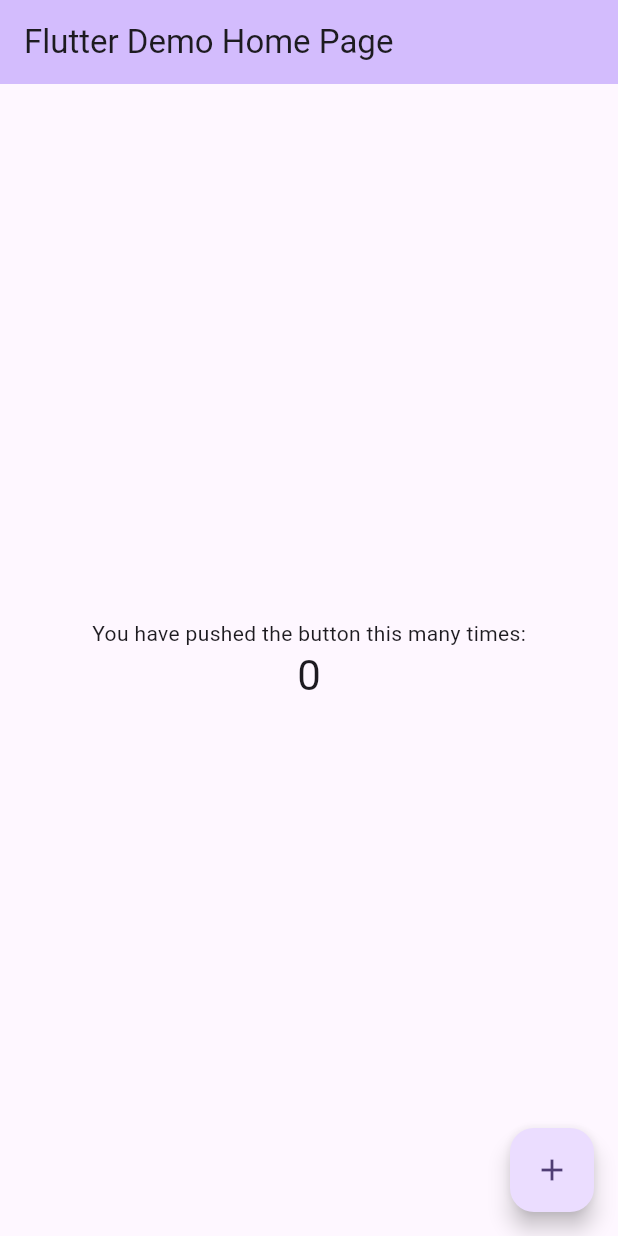
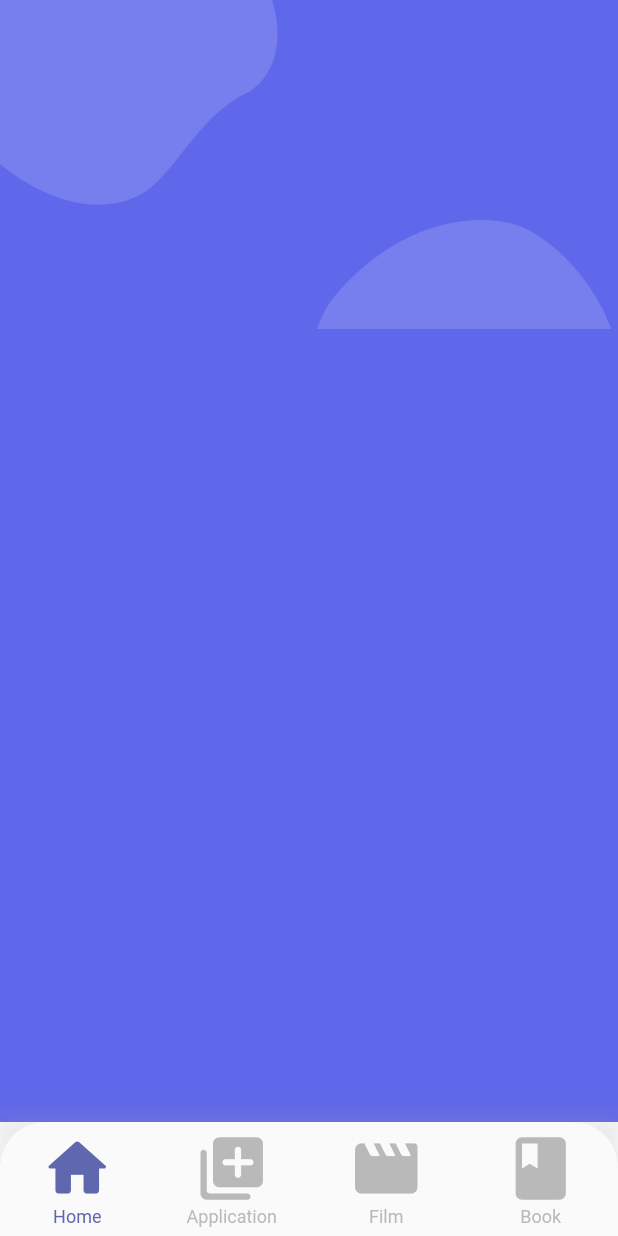
Before and after one commit to Goumey/flutter_game_store_app, a Flutter app: the screen it shows after launch, on a phone screen of 412 x 824 dp. Run offline on Flutter 3.47's test engine with Material 2 defaults, Android fonts, the phone set to English and light mode, and no system bars.

Commit message:
commit navbar section

```diff
--- a/lib/main.dart
+++ b/lib/main.dart
@@ -1,4 +1,5 @@
 import 'package:flutter/material.dart';
+import 'package:flutter_game_store_app/pages/home/home.dart';
 
 void main() {
   runApp(const MyApp());
@@ -7,119 +8,12 @@ void main() {
 class MyApp extends StatelessWidget {
   const MyApp({super.key});
 
-  // This widget is the root of your application.
   @override
   Widget build(BuildContext context) {
-    return MaterialApp(
-      title: 'Flutter Demo',
-      theme: ThemeData(
-        // This is the theme of your application.
-        //
-        // TRY THIS: Try running your application with "flutter run". You'll see
-        // the application has a blue toolbar. Then, without quitting the app,
-        // try changing the seedColor in the colorScheme below to Colors.green
-        // and then invoke "hot reload" (save your changes or press the "hot
-        // reload" button in a Flutter-supported IDE, or press "r" if you used
-        // the command line to start the app).
-        //
-        // Notice that the counter didn't reset back to zero; the application
-        // state is not lost during the reload. To reset the state, use hot
-        // restart instead.
-        //
-        // This works for code too, not just values: Most code changes can be
-        // tested with just a hot reload.
-        colorScheme: ColorScheme.fromSeed(seedColor: Colors.deepPurple),
-        useMaterial3: true,
-      ),
-      home: const MyHomePage(title: 'Flutter Demo Home Page'),
+    return const MaterialApp(
+      title: 'Game Store',
+      debugShowCheckedModeBanner: false,
+      home: HomePage(),
     );
   }
 }
-
-class MyHomePage extends StatefulWidget {
-  const MyHomePage({super.key, required this.title});
-
-  // This widget is the home page of your application. It is stateful, meaning
-  // that it has a State object (defined below) that contains fields that affect
-  // how it looks.
-
-  // This class is the configuration for the state. It holds the values (in this
-  // case the title) provided by the parent (in this case the App widget) and
-  // used by the build method of the State. Fields in a Widget subclass are
-  // always marked "final".
-
-  final String title;
-
-  @override
-  State<MyHomePage> createState() => _MyHomePageState();
-}
-
-class _MyHomePageState extends State<MyHomePage> {
-  int _counter = 0;
-
-  void _incrementCounter() {
-    setState(() {
-      // This call to setState tells the Flutter framework that something has
-      // changed in this State, which causes it to rerun the build method below
-      // so that the display can reflect the updated values. If we changed
-      // _counter without calling setState(), then the build method would not be
-      // called again, and so nothing would appear to happen.
-      _counter++;
-    });
-  }
-
-  @override
-  Widget build(BuildContext context) {
-    // This method is rerun every time setState is called, for instance as done
-    // by the _incrementCounter method above.
-    //
-    // The Flutter framework has been optimized to make rerunning build methods
-    // fast, so that you can just rebuild anything that needs updating rather
-    // than having to individually change instances of widgets.
-    return Scaffold(
-      appBar: AppBar(
-        // TRY THIS: Try changing the color here to a specific color (to
-        // Colors.amber, perhaps?) and trigger a hot reload to see the AppBar
-        // change color while the other colors stay the same.
-        backgroundColor: Theme.of(context).colorScheme.inversePrimary,
-        // Here we take the value from the MyHomePage object that was created by
-        // the App.build method, and use it to set our appbar title.
-        title: Text(widget.title),
-      ),
-      body: Center(
-        // Center is a layout widget. It takes a single child and positions it
-        // in the middle of the parent.
-        child: Column(
-          // Column is also a layout widget. It takes a list of children and
-          // arranges them vertically. By default, it sizes itself to fit its
-          // children horizontally, and tries to be as tall as its parent.
-          //
-          // Column has various properties to control how it sizes itself and
-          // how it positions its children. Here we use mainAxisAlignment to
-          // center the children vertically; the main axis here is the vertical
-          // axis because Columns are vertical (the cross axis would be
-          // horizontal).
-          //
-          // TRY THIS: Invoke "debug painting" (choose the "Toggle Debug Paint"
-          // action in the IDE, or press "p" in the console), to see the
-          // wireframe for each widget.
-          mainAxisAlignment: MainAxisAlignment.center,
-          children: <Widget>[
-            const Text(
-              'You have pushed the button this many times:',
-            ),
-            Text(
-              '$_counter',
-              style: Theme.of(context).textTheme.headlineMedium,
-            ),
-          ],
-        ),
-      ),
-      floatingActionButton: FloatingActionButton(
-        onPressed: _incrementCounter,
-        tooltip: 'Increment',
-        child: const Icon(Icons.add),
-      ), // This trailing comma makes auto-formatting nicer for build methods.
-    );
-  }
-}
--- /dev/null
+++ b/lib/pages/home/home.dart
@@ -0,0 +1,99 @@
+import 'package:flutter/material.dart';
+
+class HomePage extends StatelessWidget {
+  const HomePage({super.key});
+
+  @override
+  Widget build(BuildContext context) {
+    return Scaffold(
+      backgroundColor: const Color(0xFF5F67EA),
+      body: SingleChildScrollView(
+          child: Stack(
+        children: [
+          Transform(
+            transform: Matrix4.identity()..rotateZ(20),
+            origin: const Offset(150, 50),
+            child: Image.asset(
+              'assets/images/bg_liquid.png',
+              width: 200,
+            ),
+          ),
+          Positioned(
+            right: 0,
+            top: 150,
+            child: Transform(
+              transform: Matrix4.identity()..rotateZ(20),
+              origin: const Offset(100, 100),
+              child: Image.asset(
+                'assets/images/bg_liquid.png',
+                width: 200,
+              ),
+            ),
+          ),
+          Container(),
+        ],
+      )),
+      bottomNavigationBar: NavigationBar(),
+    );
+  }
+
+  Widget NavigationBar() {
+    return Container(
+      color: Colors.white,
+      child: Container(
+        decoration: BoxDecoration(
+          boxShadow: [
+            BoxShadow(
+              color: Colors.grey.withOpacity(0.2),
+              spreadRadius: 5,
+              blurRadius: 10,
+            ),
+          ],
+        ),
+        child: ClipRRect(
+          borderRadius: const BorderRadius.only(
+            topLeft: Radius.circular(30),
+            topRight: Radius.circular(30),
+          ),
+          child: BottomNavigationBar(
+            selectedItemColor: const Color(0XFF5F67AE),
+            selectedFontSize: 12,
+            unselectedFontSize: 12,
+            unselectedItemColor: Colors.grey.withOpacity(0.7),
+            type: BottomNavigationBarType.fixed,
+            items: const [
+              BottomNavigationBarItem(
+                label: 'Home',
+                icon: Icon(
+                  Icons.home_rounded,
+                  size: 50,
+                ),
+              ),
+              BottomNavigationBarItem(
+                label: 'Application',
+                icon: Icon(
+                  Icons.library_add_rounded,
+                  size: 50,
+                ),
+              ),
+              BottomNavigationBarItem(
+                label: 'Film',
+                icon: Icon(
+                  Icons.movie_rounded,
+                  size: 50,
+                ),
+              ),
+              BottomNavigationBarItem(
+                label: 'Book',
+                icon: Icon(
+                  Icons.book_rounded,
+                  size: 50,
+                ),
+              ),
+            ],
+          ),
+        ),
+      ),
+    );
+  }
+}
```
Also changed, not shown: pubspec.yaml (+3 -5 lines).
